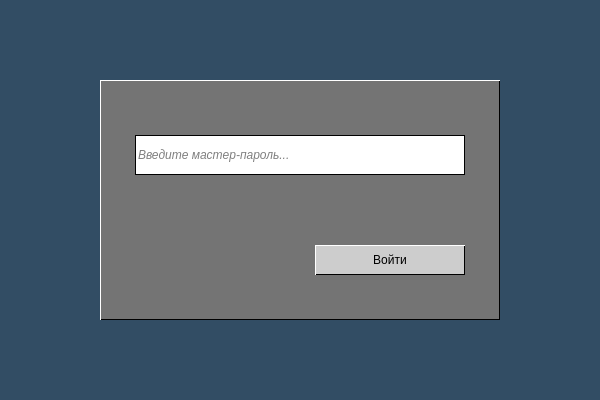
The window that frontend/pm_login.ui (Kvazitropter/password-manager) describes before a commit, drawn with Qt 5.
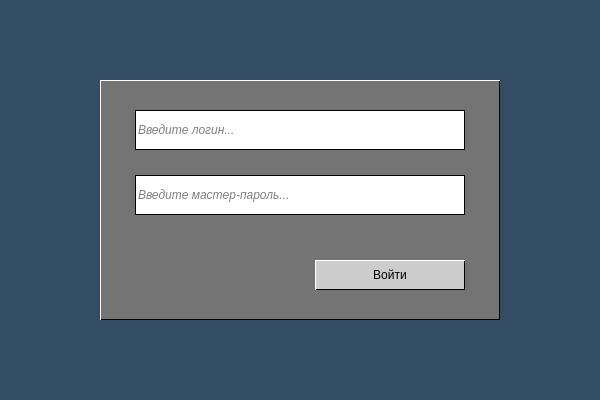
The same window after the commit. Icons and pictures are not drawn.

```diff
--- a/frontend/pm_login.ui
+++ b/frontend/pm_login.ui
@@ -40,7 +40,7 @@
     <property name="geometry">
      <rect>
       <x>215</x>
-      <y>165</y>
+      <y>180</y>
       <width>150</width>
       <height>30</height>
      </rect>
@@ -65,11 +65,69 @@
      <string>Войти</string>
     </property>
    </widget>
+   <widget class="QLineEdit" name="input_login">
+    <property name="geometry">
+     <rect>
+      <x>35</x>
+      <y>30</y>
+      <width>330</width>
+      <height>40</height>
+     </rect>
+    </property>
+    <property name="styleSheet">
+     <string notr="true">QLineEdit {
+background-color: #fff;
+border: 1px solid #000;
+font-style: italic;
+}</string>
+    </property>
+    <property name="placeholderText">
+     <string>Введите логин...</string>
+    </property>
+    <property name="clearButtonEnabled">
+     <bool>true</bool>
+    </property>
+   </widget>
+   <widget class="QLabel" name="label_feedback_login">
+    <property name="geometry">
+     <rect>
+      <x>35</x>
+      <y>70</y>
+      <width>330</width>
+      <height>16</height>
+     </rect>
+    </property>
+    <property name="cursor">
+     <cursorShape>IBeamCursor</cursorShape>
+    </property>
+    <property name="styleSheet">
+     <string notr="true">QLabel {
+color: #f54021;
+font-size: 12px;
+font-weight: light;
+border: none;
+}
+
+QToolTip {
+background-color: #CDCDCD;
+border: none;
+}</string>
+    </property>
+    <property name="frameShadow">
+     <enum>QFrame::Plain</enum>
+    </property>
+    <property name="text">
+     <string/>
+    </property>
+    <property name="textInteractionFlags">
+     <set>Qt::LinksAccessibleByMouse|Qt::TextSelectableByMouse</set>
+    </property>
+   </widget>
    <widget class="QLineEdit" name="input_master_key">
     <property name="geometry">
      <rect>
       <x>35</x>
-      <y>55</y>
+      <y>95</y>
       <width>330</width>
       <height>40</height>
      </rect>
@@ -84,12 +142,15 @@
     <property name="placeholderText">
      <string>Введите мастер-пароль...</string>
     </property>
+    <property name="clearButtonEnabled">
+     <bool>true</bool>
+    </property>
    </widget>
    <widget class="QLabel" name="feedback_label">
     <property name="geometry">
      <rect>
       <x>35</x>
-      <y>100</y>
+      <y>135</y>
       <width>330</width>
       <height>16</height>
      </rect>
@@ -100,6 +161,11 @@
 font-size: 12px;
 font-weight: light;
 border: none;
+}
+
+QToolTip {
+background-color: #CDCDCD;
+border: none;
 }</string>
     </property>
     <property name="text">
```
Left out of the diff: 13 changed lines with no effect on the pictures.
